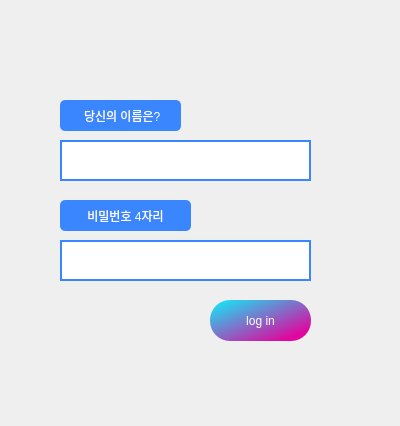
addinedu-ros-4th/deeplearning-repo-6, file Login.ui: the form before one commit.
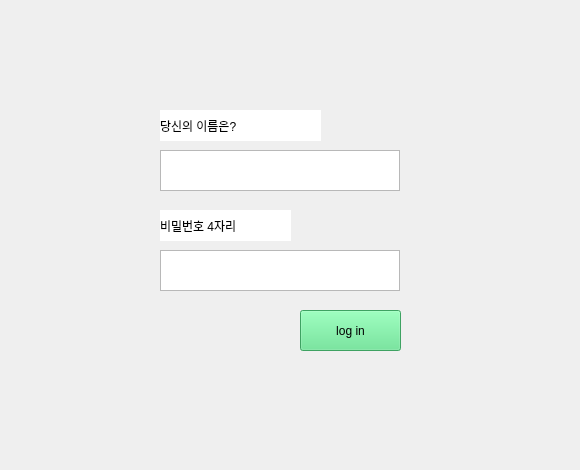
The form after the commit.

```diff
--- a/Login.ui
+++ b/Login.ui
@@ -6,8 +6,8 @@
    <rect>
     <x>0</x>
     <y>0</y>
-    <width>400</width>
-    <height>426</height>
+    <width>580</width>
+    <height>470</height>
    </rect>
   </property>
   <property name="windowTitle">
@@ -16,16 +16,15 @@
   <widget class="QPushButton" name="Btn_Login">
    <property name="geometry">
     <rect>
-     <x>210</x>
-     <y>300</y>
+     <x>300</x>
+     <y>310</y>
      <width>101</width>
      <height>41</height>
     </rect>
    </property>
    <property name="styleSheet">
-    <string notr="true">color: white;
-	background-color: qlineargradient(spread:pad, x1:0, y1:0, x2:0.857143, y2:0.857955, stop:0 rgba(10, 242, 251, 255), stop:1 rgba(224, 6, 159, 255));
-	border-radius: 20px;</string>
+    <string notr="true">selection-background-color: rgb(220, 138, 221);
+background-color: rgb(87, 227, 137);</string>
    </property>
    <property name="text">
     <string>log in</string>
@@ -34,80 +33,54 @@
   <widget class="QTextEdit" name="Txt_Name">
    <property name="geometry">
     <rect>
-     <x>60</x>
-     <y>140</y>
-     <width>251</width>
+     <x>160</x>
+     <y>150</y>
+     <width>240</width>
      <height>41</height>
     </rect>
    </property>
-   <property name="styleSheet">
-    <string notr="true">
-	color: rgb(58, 134, 255);
-	background-color: white;
-	border: 2px solid rgb(58, 134, 255);</string>
-   </property>
   </widget>
   <widget class="QLabel" name="Label_Name">
    <property name="geometry">
     <rect>
-     <x>60</x>
-     <y>100</y>
-     <width>121</width>
+     <x>160</x>
+     <y>110</y>
+     <width>161</width>
      <height>31</height>
     </rect>
    </property>
    <property name="styleSheet">
-    <string notr="true">
-	color: white;
-	background-color: rgb(58, 134, 255);
-	border-radius: 5px;
-</string>
+    <string notr="true">background-color: rgb(255, 255, 255);</string>
    </property>
    <property name="text">
-    <string> 당신의 이름은?</string>
-   </property>
-   <property name="alignment">
-    <set>Qt::AlignCenter</set>
+    <string>당신의 이름은?</string>
    </property>
   </widget>
   <widget class="QTextEdit" name="Txt_Pw">
    <property name="geometry">
     <rect>
-     <x>60</x>
-     <y>240</y>
-     <width>251</width>
+     <x>160</x>
+     <y>250</y>
+     <width>240</width>
      <height>41</height>
     </rect>
    </property>
-   <property name="styleSheet">
-    <string notr="true">
-	color: rgb(58, 134, 255);
-	background-color: white;
-	border: 2px solid rgb(58, 134, 255);</string>
-   </property>
   </widget>
   <widget class="QLabel" name="Label_Pw">
    <property name="geometry">
     <rect>
-     <x>60</x>
-     <y>200</y>
+     <x>160</x>
+     <y>210</y>
      <width>131</width>
      <height>31</height>
     </rect>
    </property>
    <property name="styleSheet">
-    <string notr="true">
-	color: white;
-	background-color: rgb(58, 134, 255);
-	border-radius: 5px;
-</string>
+    <string notr="true">background-color: rgb(255, 255, 255);</string>
    </property>
    <property name="text">
     <string>비밀번호 4자리</string>
    </property>
-   <property name="alignment">
-    <set>Qt::AlignCenter</set>
-   </property>
   </widget>
  </widget>
  <resources/>
```
